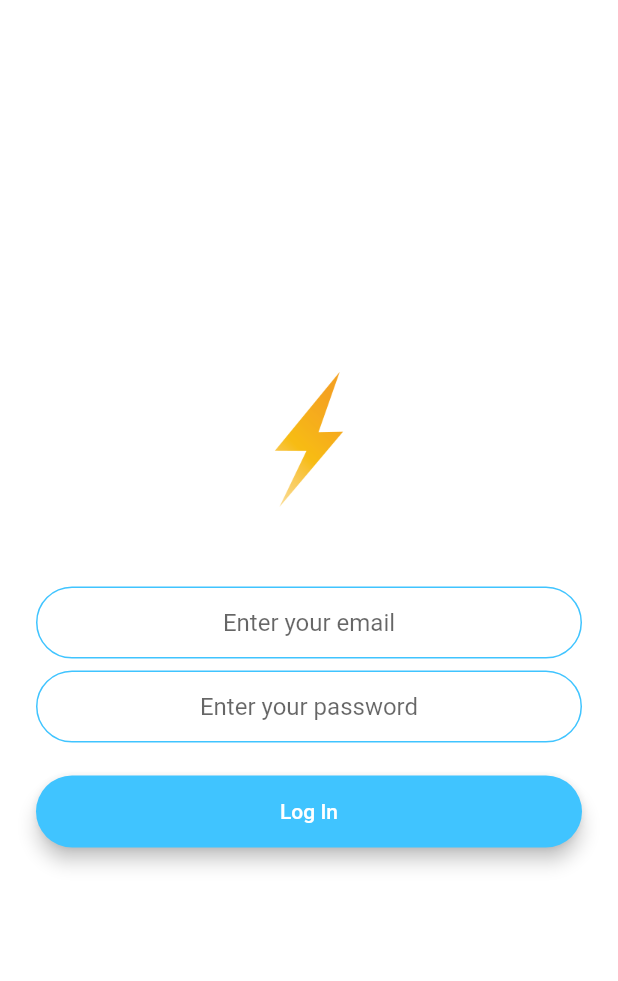
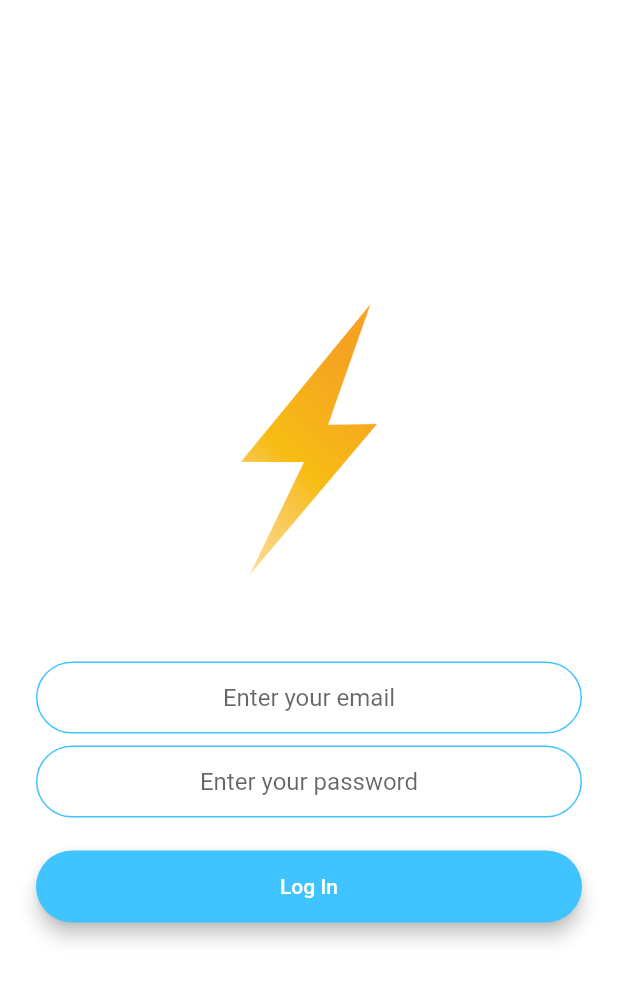
Before and after one commit to Eldot/flashchat, a Flutter app: the LoginScreen screen opened by its route, on a phone screen of 412 x 824 dp. Shown: the top 981 px of the screen. Run offline on Flutter 3.47's test engine with Material 2 defaults, Android fonts, the phone set to English and light mode, and no system bars; our stand-ins replace cloud_firestore, firebase_auth, firebase_core, modal_progress_hud; accounts and stored records are empty.

```diff
--- a/lib/screens/login_screen.dart
+++ b/lib/screens/login_screen.dart
@@ -29,11 +29,13 @@ class _LoginScreenState extends State<LoginScreen> {
             mainAxisAlignment: MainAxisAlignment.center,
             crossAxisAlignment: CrossAxisAlignment.stretch,
             children: <Widget>[
-              Hero(
-                tag: 'logo',
-                child: Container(
-                  height: 100.0,
-                  child: Image.asset('images/logo.png'),
+              Flexible(
+                child: Hero(
+                  tag: 'logo',
+                  child: Container(
+                    height: 200.0, // was 100 without Flexible
+                    child: Image.asset('images/logo.png'),
+                  ),
                 ),
               ),
               SizedBox(
```
Also changed, not shown: lib/screens/chat_screen.dart (+24 -26 lines), lib/screens/registration_screen.dart (+7 -5 lines).
